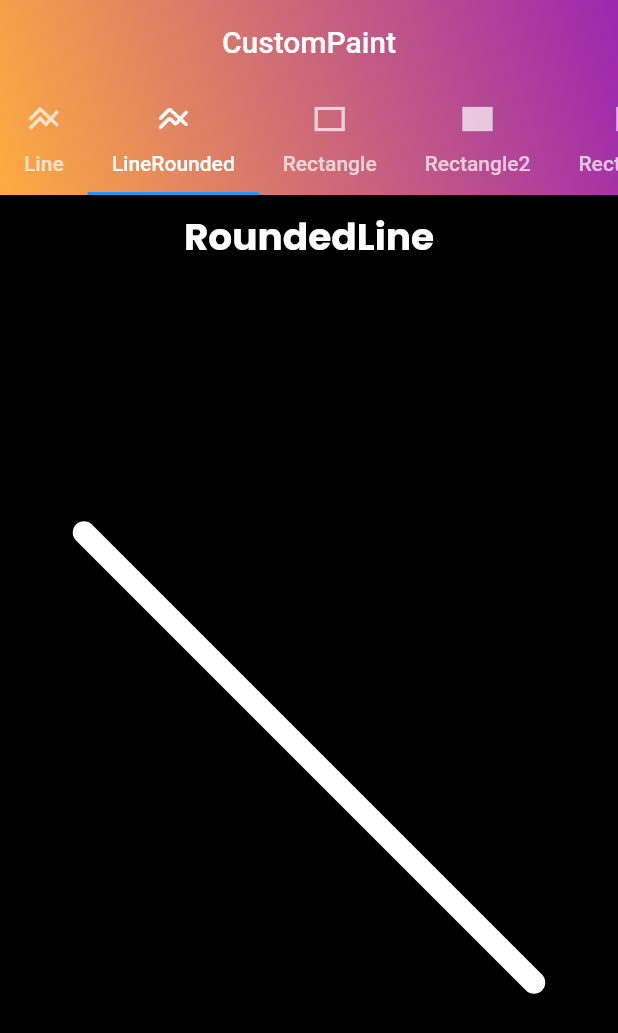
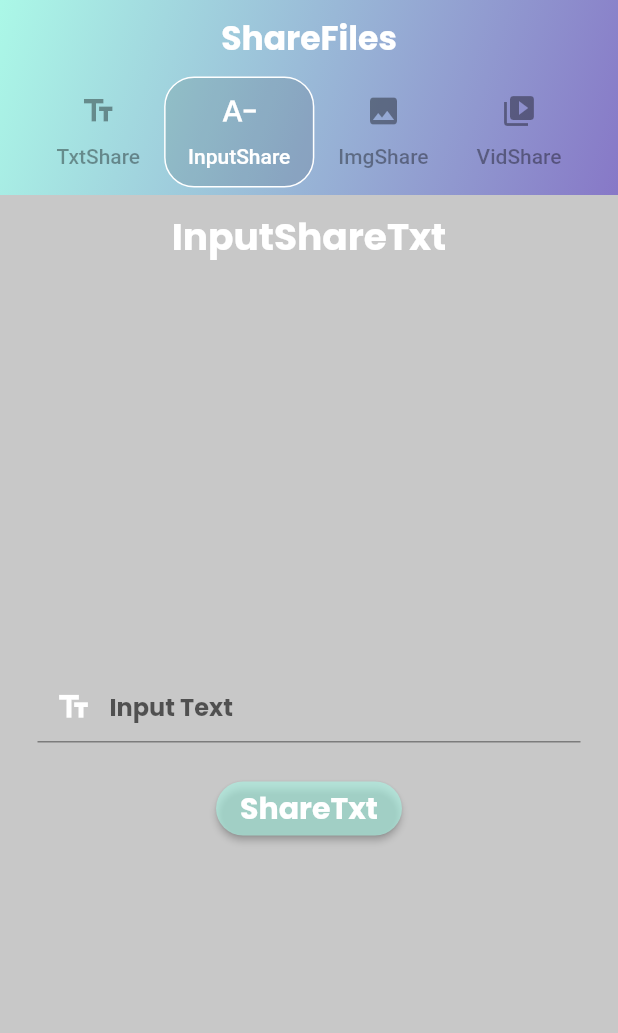
Before and after one commit to sahil078078/flutter_awesome_design, a Flutter app: the screen it shows after launch, tab 2 chosen, on a phone screen of 412 x 824 dp. Shown: the top 1033 px of the screen. Run offline on Flutter 3.47's test engine with Material 2 defaults, Android fonts, the phone set to English and light mode, and no system bars; our stand-ins replace carousel_slider, dio, file_picker, flutter_colorpicker, flutter_inset_box_shadow, flutter_signin_button and 5 more; missing offline and left inert: easy_actions.

Commit message:
8-commit

```diff
--- a/lib/May14_2022/CustomPainter/custom_paint_homescreen.dart
+++ b/lib/May14_2022/CustomPainter/custom_paint_homescreen.dart
@@ -13,6 +13,7 @@ import 'Pages/rectangle2_page.dart';
 import 'Pages/rectangle3_page.dart';
 import 'Pages/rounded_corner.dart';
 import 'Pages/sword_page.dart';
+import 'Pages/curve_page.dart';
 
 class CustomPaintHomeScreen extends StatelessWidget {
   const CustomPaintHomeScreen({Key? key}) : super(key: key);
@@ -20,7 +21,7 @@ class CustomPaintHomeScreen extends StatelessWidget {
   @override
   Widget build(BuildContext context) {
     return DefaultTabController(
-      length: 13,
+      length: 14,
       child: Scaffold(
         backgroundColor: Colors.black,
         appBar: AppBar(
@@ -93,6 +94,10 @@ class CustomPaintHomeScreen extends StatelessWidget {
                 icon: Icon(Icons.format_shapes),
                 text: 'Sword',
               ),
+              Tab(
+                icon: Icon(Icons.timeline_outlined),
+                text: 'Curve',
+              ),
             ],
           ),
         ),
@@ -111,6 +116,7 @@ class CustomPaintHomeScreen extends StatelessWidget {
             ROundedCornerPage(),
             HalfMoonPage(),
             SwordPage(),
+            CurvePage(),
           ],
         ),
       ),
--- /dev/null
+++ b/lib/May16_2022/ImageFileShare/Pages/input_textshare.dart
@@ -0,0 +1,91 @@
+import 'package:flutter/material.dart';
+import 'package:google_fonts/google_fonts.dart';
+import 'package:share_plus/share_plus.dart';
+
+class InputTxtShare extends StatelessWidget {
+  InputTxtShare({Key? key}) : super(key: key);
+  final GlobalKey<FormState> _globalKey = GlobalKey<FormState>();
+  TextEditingController inputText = TextEditingController();
+  @override
+  Widget build(BuildContext context) {
+    return Scaffold(
+      backgroundColor: Colors.black12.withOpacity(0.2),
+      appBar: AppBar(
+        backgroundColor: Colors.transparent,
+        elevation: 0.0,
+        centerTitle: true,
+        title: Text(
+          'InputShareTxt',
+          style: GoogleFonts.poppins(
+            fontWeight: FontWeight.bold,
+            fontSize: 25,
+          ),
+        ),
+      ),
+      body: Form(
+        key: _globalKey,
+        child: Padding(
+          padding: const EdgeInsets.symmetric(horizontal: 25),
+          child: Center(
+            child: Column(
+              mainAxisAlignment: MainAxisAlignment.center,
+              children: [
+                TextFormField(
+                  controller: inputText,
+                  validator: (value) {
+                    if (value == null || value.isEmpty) {
+                      return "Please Input Text";
+                    } else {
+                      return null;
+                    }
+                  },
+                  style: GoogleFonts.poppins(
+                      color: Colors.white, fontWeight: FontWeight.bold),
+                  decoration: InputDecoration(
+                    prefixIcon: const Icon(
+                      Icons.text_fields,
+                      color: Colors.white,
+                    ),
+                    hintText: 'Input Text',
+                    focusedBorder: OutlineInputBorder(
+                      borderSide:
+                          const BorderSide(color: Colors.white, width: 2),
+                      borderRadius: BorderRadius.circular(30),
+                    ),
+                    // border: InputBorder.none,
+                  ),
+                ),
+                const SizedBox(height: 20),
+                ElevatedButton(
+                  onPressed: () async {
+                    // _globalKey.currentState!.validate();
+                    if (_globalKey.currentState!.validate()) {
+                      await Share.share(inputText.text.toString());
+                    }
+                  },
+                  style: ButtonStyle(
+                    backgroundColor: MaterialStateProperty.all(
+                      const Color(0xffabf8e7).withOpacity(0.6),
+                    ),
+                    shape: MaterialStateProperty.all(
+                      RoundedRectangleBorder(
+                        borderRadius: BorderRadius.circular(20),
+                      ),
+                    ),
+                  ),
+                  child: Text(
+                    'ShareTxt',
+                    style: GoogleFonts.poppins(
+                      fontSize: 20,
+                      fontWeight: FontWeight.bold,
+                    ),
+                  ),
+                )
+              ],
+            ),
+          ),
+        ),
+      ),
+    );
+  }
+}
--- /dev/null
+++ b/lib/May16_2022/ImageFileShare/home_screen.dart
@@ -0,0 +1,89 @@
+import 'package:flutter/material.dart';
+import 'package:flutter_awesome_design/May16_2022/ImageFileShare/Pages/imageshare.dart';
+import 'package:flutter_awesome_design/May16_2022/ImageFileShare/Pages/textshare.dart';
+import 'package:flutter_awesome_design/May16_2022/ImageFileShare/Pages/videoshare.dart';
+import 'package:google_fonts/google_fonts.dart';
+
+import 'Pages/input_textshare.dart';
+
+/*
+
+for sharing file , text , video in android,ios,max,linus and web we use
+library provide by flutter in pub.dev
+library name : flutter_share it is 100% liked
+and flutter favorite
+link : https://pub.dev/packages/share_plus/install
+
+youtube Link : https://www.youtube.com/watch?v=CNUBhb_cM6E
+
+*/
+
+class ShareFiles extends StatelessWidget {
+  const ShareFiles({Key? key}) : super(key: key);
+
+  @override
+  Widget build(BuildContext context) {
+    return DefaultTabController(
+      length: 4,
+      child: Scaffold(
+        appBar: AppBar(
+          flexibleSpace: Container(
+            decoration: const BoxDecoration(
+              gradient: LinearGradient(
+                begin: Alignment.topLeft,
+                end: Alignment.bottomRight,
+                colors: [Color(0xffabf8e7), Color(0xff8778c7)],
+              ),
+            ),
+          ),
+          centerTitle: true,
+          elevation: 0.0,
+          backgroundColor: Colors.black,
+          title: Text(
+            'ShareFiles',
+            style: GoogleFonts.poppins(
+              fontWeight: FontWeight.bold,
+              fontSize: 22,
+            ),
+          ),
+          bottom: TabBar(
+            isScrollable: true,
+            unselectedLabelColor: Colors.black38,
+            padding: const EdgeInsets.only(left: 10, right: 10, bottom: 5),
+            indicator: BoxDecoration(
+              border: Border.all(color: Colors.white),
+              borderRadius: BorderRadius.circular(20),
+              color: Colors.black12.withOpacity(0.1),
+            ),
+            tabs: const [
+              Tab(
+                icon: Icon(Icons.text_fields),
+                text: "TxtShare",
+              ),
+              Tab(
+                icon: Icon(Icons.text_decrease_outlined),
+                text: "InputShare",
+              ),
+              Tab(
+                icon: Icon(Icons.image),
+                text: "ImgShare",
+              ),
+              Tab(
+                icon: Icon(Icons.video_collection),
+                text: "VidShare",
+              ),
+            ],
+          ),
+        ),
+        body: TabBarView(
+          children: [
+            const TextSharePage(),
+            InputTxtShare(),
+            const ImageSharePage(),
+            const VideoSharePage(),
+          ],
+        ),
+      ),
+    );
+  }
+}
--- a/lib/main.dart
+++ b/lib/main.dart
@@ -1,5 +1,5 @@
 import 'package:flutter/material.dart';
-import 'May14_2022/CustomPainter/custom_paint_homescreen.dart';
+import 'May16_2022/ImageFileShare/home_screen.dart';
 
 void main() {
   runApp(const MyApp());
@@ -12,7 +12,7 @@ class MyApp extends StatelessWidget {
   Widget build(BuildContext context) {
     return const MaterialApp(
       debugShowCheckedModeBanner: false,
-      home: CustomPaintHomeScreen(),
+      home: ShareFiles(),
     );
   }
 }
--- a/pubspec.yaml
+++ b/pubspec.yaml
@@ -45,6 +45,11 @@ dependencies:
   flutter_inset_box_shadow: ^1.0.8
   flutter_svg: ^1.0.3
   carousel_slider: ^4.1.1
+  flutter_colorpicker: ^1.0.3
+  share_plus: ^4.0.4
+  http: ^0.13.4
+  file_picker: ^4.5.1
+  image_picker: ^0.8.5+3
 
 
 dev_dependencies:
```
Also changed, not shown: lib/May14_2022/CustomPainter/Pages/curve_page.dart (added, +70 -0 lines), lib/May16_2022/ColorPickerSimple/color_picker_simple_homepage.dart (added, +101 -0 lines), lib/May16_2022/ImageFileShare/Pages/imageshare.dart (added, +75 -0 lines), lib/May16_2022/ImageFileShare/Pages/textshare.dart (added, +61 -0 lines), lib/May16_2022/ImageFileShare/Pages/videoshare.dart (added, +142 -0 lines), pubspec.lock.
